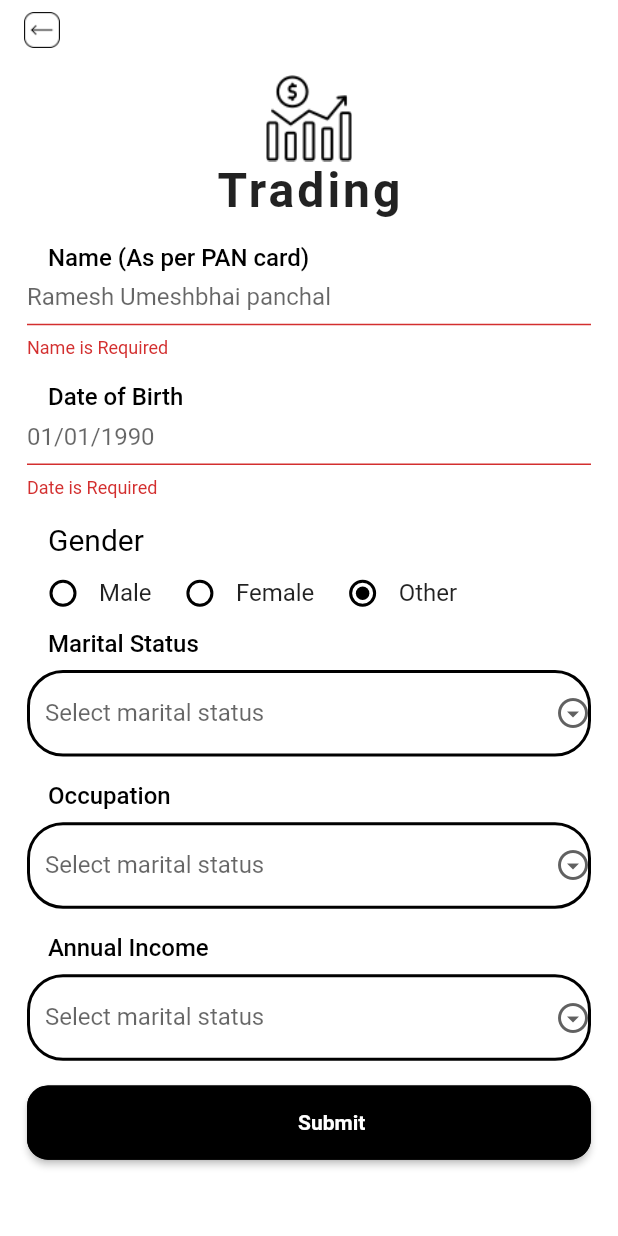
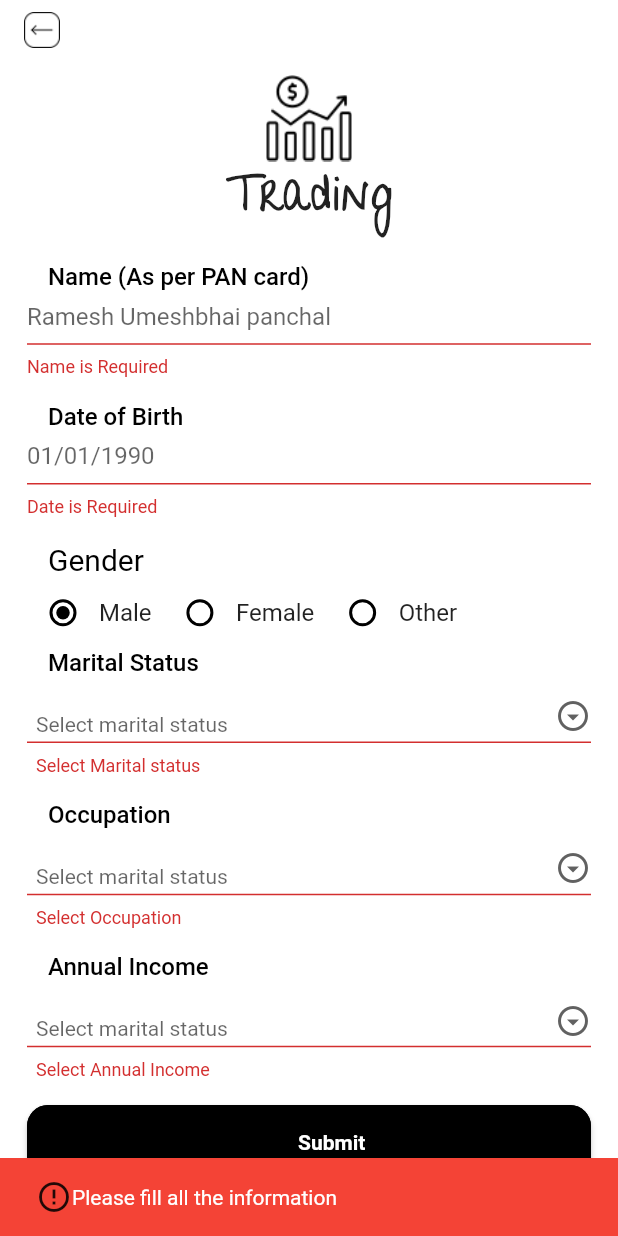
Before and after one commit to JatinJagal/assignment_app, a Flutter app: the SignUpScreen screen opened directly, after a tap on "Submit", on a phone screen of 412 x 824 dp. Run offline on Flutter 3.47's test engine with Material 2 defaults, Android fonts, the phone set to English and light mode, and no system bars; our stand-ins replace google_fonts; Roboto replaces fonts that are missing (Sriracha).

Commit message:
second commite

```diff
--- a/lib/res/constants/lists.dart
+++ b/lib/res/constants/lists.dart
@@ -1,10 +1,10 @@
 import 'package:assignment_app/res/constants/consts.dart';
 
-List maritalS = ["Unmarried","Married","Single"];
+final List<String> maritalS = ["Unmarried","Married","Single"];
 
-List occupation = ["Businessman","Doctor","Employee"];
+final List<String> occupation = ["Businessman","Doctor","Employee"];
 
-List annuIncome = ["6 Lac","8 Lac","9 Lac"];
+final List<String> annuIncome = ["6 Lac","8 Lac","9 Lac"];
 
 //Bottom navBar Items
 
--- a/lib/res/constants/strings.dart
+++ b/lib/res/constants/strings.dart
@@ -36,3 +36,6 @@ const allStockes = "All Stockes";
 
 const nameErr = "Name is Required";
 const dateErr = "Date is Required";
+const selectMar = "Select Marital status";
+const selectOcc = "Select Occupation";
+const selectAnn = "Select Annual Income";
--- a/lib/res/custome_widgets/custome_dropdown.dart
+++ b/lib/res/custome_widgets/custome_dropdown.dart
@@ -1,9 +1,29 @@
+import 'package:assignment_app/funtions/myfuntions.dart';
+
 import '../constants/consts.dart';
 
-class CustomeDrop extends StatelessWidget {
+class CustomeDrop extends StatefulWidget {
   final titleTxt;
-  final List listName;
-  CustomeDrop({Key? key,required this.titleTxt, required this.listName}) : super(key: key);
+  final data;
+  final getValueFunc;
+  final identifier;
+  final errTxt;
+  CustomeDrop({
+    Key? key,
+    this.titleTxt,
+    this.data,
+    this.getValueFunc,
+    this.identifier,
+    this.errTxt
+  }) : super(key: key);
+
+  @override
+  State<CustomeDrop> createState() => _CustomeDropState();
+}
+
+class _CustomeDropState extends State<CustomeDrop> {
+
+  var dropdownValue;
 
   @override
   Widget build(BuildContext context) {
@@ -16,7 +36,7 @@ class CustomeDrop extends StatelessWidget {
       children: [
         Padding(
           padding: const EdgeInsets.only(left: 14),
-          child: Text(titleTxt,
+          child: Text(widget.titleTxt,
             style: TextStyle(
                 fontSize: 16,
                 color: blackColor,
@@ -24,14 +44,16 @@ class CustomeDrop extends StatelessWidget {
             ),
           ),
         ),
+
         SizedBox(height: height * 0.01,),
+
         SizedBox(
           height: height * 0.07,
-          child: DropdownButtonFormField(
-            // elevation: 0,
-          icon: Icon(Icons.arrow_drop_down_circle_outlined),
+          child: DropdownButtonFormField<String>(
+
             decoration: InputDecoration(
               hintText: "Select marital status",
+              contentPadding: EdgeInsets.only(bottom: 6.0,left: 6.0,top: 4.0,right: 8.0),
               enabledBorder: OutlineInputBorder(
                 borderRadius: BorderRadius.circular(24),
                 borderSide: BorderSide(
@@ -40,16 +62,31 @@ class CustomeDrop extends StatelessWidget {
                 ),
               ),
               focusedBorder: OutlineInputBorder(
-                borderSide: BorderSide(width: 2,color: blackColor),
-                borderRadius: BorderRadius.circular(14)
+                  borderSide: BorderSide(width: 2,color: blackColor),
+                  borderRadius: BorderRadius.circular(14)
               ),
             ),
-            items: listName.map((name){
-              return DropdownMenuItem(
-                child: Text(name),
-                value: name,
+
+            icon: const Icon(Icons.arrow_drop_down_circle_outlined),
+            style: const TextStyle(color: Colors.deepPurple),
+            borderRadius: BorderRadius.circular(24),
+
+            //---------------------
+
+            validator: (value) => value == null ? widget.errTxt : null,
+            value: dropdownValue,
+            onChanged: (String? newValue) {
+              setState(() {
+                dropdownValue = newValue!;
+              });
+              widget.getValueFunc(widget.identifier,dropdownValue);
+            },
+            items:widget.data.map<DropdownMenuItem<String>>((String value) {
+              return DropdownMenuItem<String>(
+                value: value,
+                child: Text(value),
               );
-            }).toList(), onChanged: (Object? value) { print(value); },
+            }).toList(),
           ),
         ),
       ],
--- a/lib/res/custome_widgets/custome_textfield.dart
+++ b/lib/res/custome_widgets/custome_textfield.dart
@@ -39,7 +39,7 @@ class CustomeTextField extends StatelessWidget {
           height: height * 0.06,
           child: TextFormField(
             controller: controller,
-            autovalidateMode: AutovalidateMode.onUserInteraction,
+            // autovalidateMode: AutovalidateMode.onUserInteraction,
             validator: (title) => title!.length < 3 ? erroMsg: null,
             keyboardType: inputeType,
             decoration: InputDecoration(
--- a/lib/screens/signup_screen.dart
+++ b/lib/screens/signup_screen.dart
@@ -3,6 +3,9 @@ import 'package:assignment_app/res/custome_widgets/custome_button.dart';
 import 'package:assignment_app/res/custome_widgets/custome_dropdown.dart';
 import 'package:assignment_app/res/custome_widgets/custome_textfield.dart';
 import 'package:assignment_app/screens/created_successful.dart';
+import 'package:assignment_app/screens/splash_screen.dart';
+
+import '../funtions/myfuntions.dart';
 
 class SignUpScreen extends StatefulWidget {
   const SignUpScreen({super.key});
@@ -13,12 +16,56 @@ class SignUpScreen extends StatefulWidget {
 
 class _SignUpScreenState extends State<SignUpScreen> {
 
-  int groupval = 3;
+  int groupval = 1;
 
   var _formKey = GlobalKey<FormState>();
 
   TextEditingController nameController = TextEditingController();
   TextEditingController dateController = TextEditingController();
+
+  //----------------------------
+
+  String getMarStatus = "";
+  String getOccupation = "";
+  String getAnnualIn = "";
+
+  String  empty="";
+  void getDropDownValue(int i,String value){
+    if(i==0){
+      setState((){
+        getMarStatus=value;
+      });
+    }else{
+      setState((){
+        empty=value;
+      });
+    }
+  }
+
+  void getDropDownOcc(int i,String value){
+    if(i==0){
+      setState((){
+        getOccupation=value;
+      });
+    }else{
+      setState((){
+        empty=value;
+      });
+    }
+  }
+
+  void getDropDownAnn(int i,String value){
+    if(i==0){
+      setState((){
+        getAnnualIn=value;
+      });
+    }else{
+      setState((){
+        empty=value;
+      });
+    }
+  }
+
 
   @override
   Widget build(BuildContext context) {
@@ -33,7 +80,9 @@ class _SignUpScreenState extends State<SignUpScreen> {
           backgroundColor: whiteColor,
           elevation: 0.0,
           leading: IconButton(
-              onPressed: (){},
+              onPressed: (){
+                Navigator.push(context, MaterialPageRoute(builder: (context) => SplashScreen()));
+              },
               icon: Image.asset(
                 icBack,
                 height: 34,
@@ -63,11 +112,13 @@ class _SignUpScreenState extends State<SignUpScreen> {
                       children: [
                         Image.asset(icTrade,height: height * 0.07,width: width * 0.14,fit: BoxFit.fill,),
                         Text(appName,
-                          style: GoogleFonts.sriracha(
-                              fontSize: 32,
-                              letterSpacing: 2,
-                              fontWeight: FontWeight.w600,
-                              fontStyle: FontStyle.normal),
+                          style: TextStyle(
+                            fontSize: 32,
+                            fontFamily: 'Give You Glory',
+                            letterSpacing: 2,
+                            fontWeight: FontWeight.bold,
+                            fontStyle: FontStyle.normal
+                          ),
                         ),
                       ],
                     ),
@@ -124,21 +175,35 @@ class _SignUpScreenState extends State<SignUpScreen> {
 
                   //--------------------------------------Drop downs---------------------------------
 
-                  CustomeDrop(titleTxt: titleMarital,listName: maritalS,),
+                  // Text(getAnnualIn,style: TextStyle(color: Colors.black),),
+                  CustomeDrop(titleTxt: titleMarital,data: maritalS,getValueFunc: getDropDownValue,identifier: 0,errTxt: selectMar),
                   SizedBox(height: height * 0.02,),
-                  CustomeDrop(titleTxt: titleOccupation,listName: occupation,),
+                  CustomeDrop(titleTxt: titleOccupation,data: occupation,getValueFunc: getDropDownOcc,identifier: 0,errTxt: selectOcc,),
                   SizedBox(height: height * 0.02,),
-                  CustomeDrop(titleTxt: titleIncome,listName: annuIncome,),
+                  CustomeDrop(titleTxt: titleIncome,data: annuIncome,getValueFunc: getDropDownAnn,identifier: 0,errTxt: selectAnn,),
                   SizedBox(height: height * 0.02,),
 
+
+                  // ---------------------------------------Submit Button------------------------------------
+
                   CustomButton(icn: icClean, text: submit, onpress: (){
-                   if( _formKey.currentState!.validate()){
+                   if( _formKey.currentState!.validate() && groupval != 0){
                      Navigator.push(context, MaterialPageRoute(builder: (context)=>CreatedSuccessful()));
+                   }else{
+                     ScaffoldMessenger.of(context).showSnackBar(SnackBar(
+                         backgroundColor: Colors.red,
+                         content: Row(
+                       children: [
+                         Icon(Icons.error_outline),
+                         Text("Please fill all the information")
+                       ],
+                     )));
                    }
 
                   },
                     txtColor: whiteColor,bgColor: blackColor,icColor: blackColor,),
                   SizedBox(height: height * 0.02,),
+
                 ],
               ),
             ),
```
Also changed, not shown: lib/funtions/myfuntions.dart (added, +14 -0 lines), pubspec.yaml (+5 -6 lines), fonts/GiveYouGlory-Regular.ttf (added).
